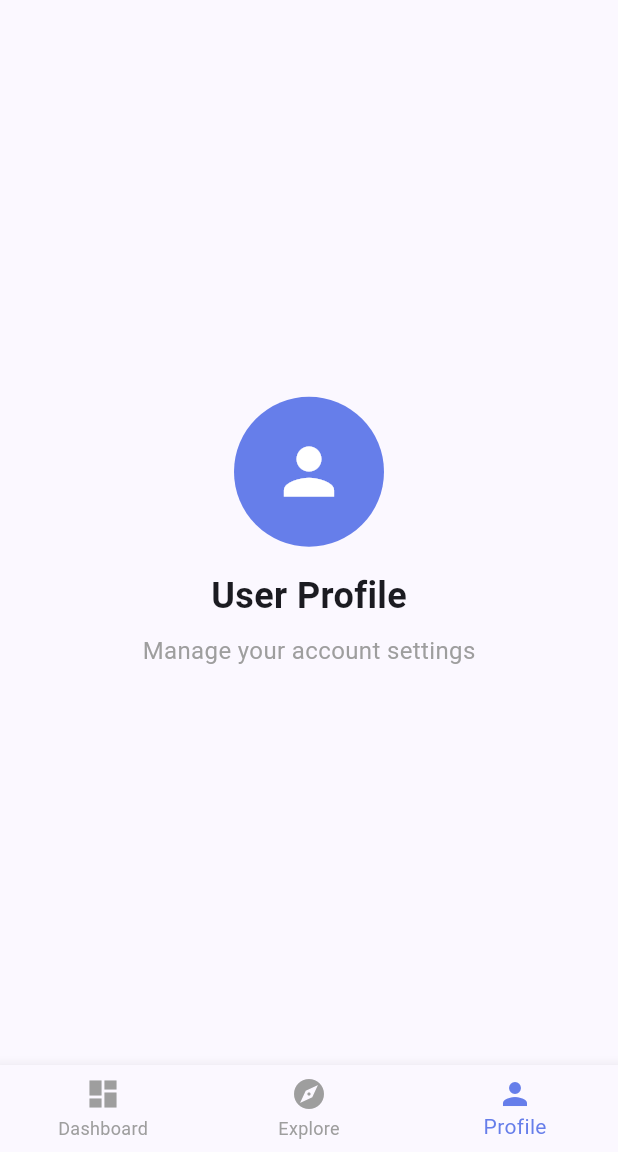
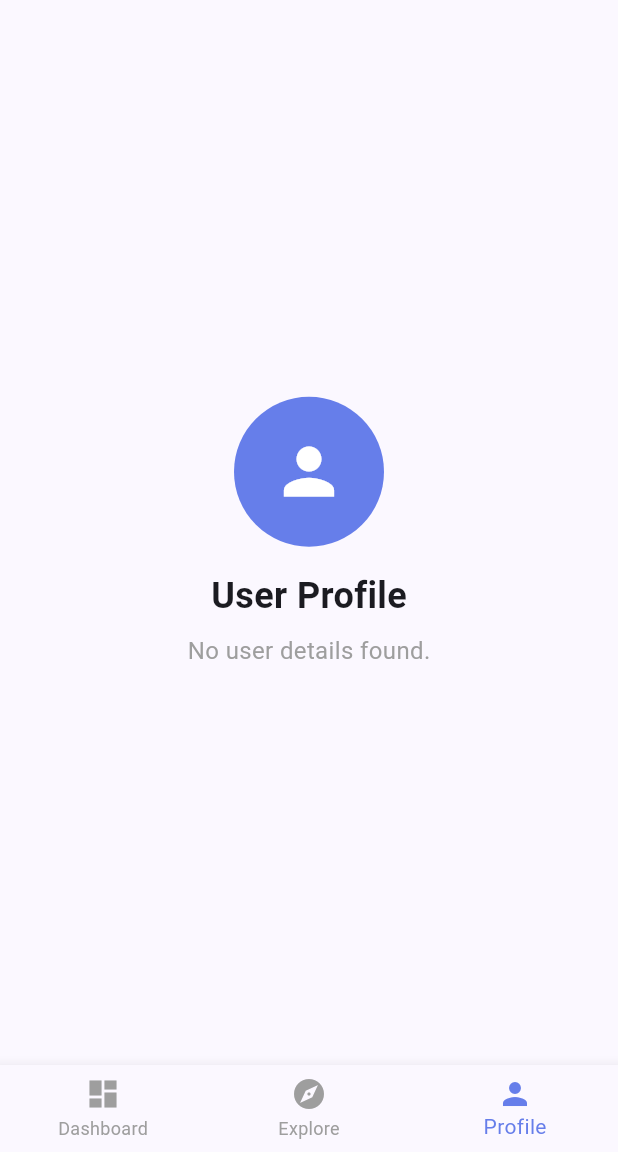
Before and after one commit to lingjiang9/babylon-radio-app, a Flutter app: the HomePage screen opened by its route, item 3 of the bottom bar chosen, on a phone screen of 412 x 824 dp, the part 84-1236 px from its top. Run offline on Flutter 3.47's test engine with Material 3 defaults, Android fonts, the light colour scheme and no system bars; our stand-ins replace cloud_firestore, firebase_auth, firebase_core; accounts and stored records are empty.

Commit message:
login homepage user name cutomized

```diff
--- a/lib/pages/home_page.dart
+++ b/lib/pages/home_page.dart
@@ -196,7 +196,7 @@ class DashboardTab extends StatelessWidget {
           final data = snapshot.data!;
           final firstName = data['firstName'] ?? '';
           final lastName = data['lastName'] ?? '';
-          welcomeText = 'Good Morning $lastName $firstName!';
+          welcomeText = 'Hey $lastName $firstName!';
         }
         return SingleChildScrollView(
           padding: const EdgeInsets.all(16),
@@ -226,7 +226,7 @@ class DashboardTab extends StatelessWidget {
                     ),
                     const SizedBox(height: 8),
                     const Text(
-                      'Welcome to your Babylon Flutter App dashboard',
+                      'You are successfully logged in! Welcome back!',
                       style: TextStyle(
                         color: Colors.white70,
                         fontSize: 16,
@@ -470,13 +470,32 @@ class ExploreTab extends StatelessWidget {
 class ProfileTab extends StatelessWidget {
   const ProfileTab({super.key});
 
+  Future<Map<String, dynamic>?> _getUserInfo() async {
+    final user = FirebaseAuth.instance.currentUser;
+    if (user == null) return null;
+    final doc = await FirebaseFirestore.instance.collection('users').doc(user.uid).get();
+    return doc.data();
+  }
+
   @override
   Widget build(BuildContext context) {
-    return const Center(
+    return FutureBuilder<Map<String, dynamic>?>(
+      future: _getUserInfo(),
+      builder: (context, snapshot) {
+        String firstName = '';
+        String lastName = '';
+        String email = '';
+        if (snapshot.hasData && snapshot.data != null) {
+          final data = snapshot.data!;
+          firstName = data['firstName'] ?? '';
+          lastName = data['lastName'] ?? '';
+          email = data['email'] ?? '';
+        }
+        return Center(
           child: Column(
             mainAxisAlignment: MainAxisAlignment.center,
             children: [
-          CircleAvatar(
+              const CircleAvatar(
                 radius: 50,
                 backgroundColor: Color(0xFF667eea),
                 child: Icon(
@@ -485,17 +504,34 @@ class ProfileTab extends StatelessWidget {
                   color: Colors.white,
                 ),
               ),
-          SizedBox(height: 16),
-          Text(
+              const SizedBox(height: 16),
+              const Text(
                 'User Profile',
                 style: TextStyle(
                   fontSize: 24,
                   fontWeight: FontWeight.bold,
                 ),
               ),
-          SizedBox(height: 8),
+              const SizedBox(height: 8),
+              if (firstName.isNotEmpty || lastName.isNotEmpty)
                 Text(
-            'Manage your account settings',
+                  'Name: $firstName $lastName',
+                  style: const TextStyle(
+                    fontSize: 18,
+                    color: Colors.black87,
+                  ),
+                ),
+              if (email.isNotEmpty)
+                Text(
+                  'Email: $email',
+                  style: const TextStyle(
+                    fontSize: 18,
+                    color: Colors.black87,
+                  ),
+                ),
+              if (firstName.isEmpty && lastName.isEmpty && email.isEmpty)
+                const Text(
+                  'No user details found.',
                   style: TextStyle(
                     fontSize: 16,
                     color: Colors.grey,
@@ -504,5 +540,7 @@ class ProfileTab extends StatelessWidget {
             ],
           ),
         );
+      },
+    );
   }
 }
```
Lines whose indentation alone changed are shown as unchanged.
